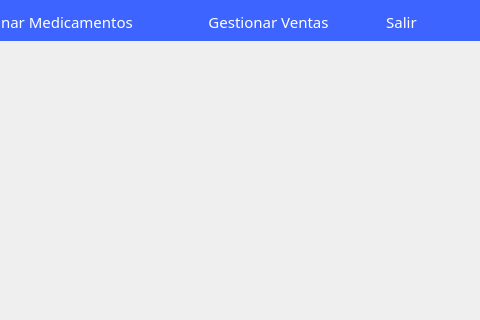
Qt form hospital-Core/mainwindow.ui (MrDanielG/Hospital-SCRUM) before a commit; both pictures show x 886 to 1366 and y 0 to 320 of the 1366 by 750 pixel window.
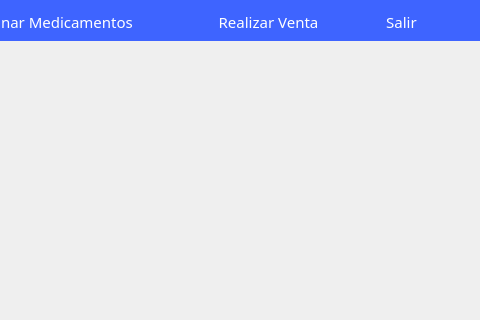
The same form after that commit. Icons and pictures are not drawn.

Commit message: Filtro y catalogo realizar Ventas

```diff
--- a/hospital-Core/mainwindow.ui
+++ b/hospital-Core/mainwindow.ui
@@ -1354,7 +1354,7 @@
 </string>
       </property>
       <property name="text">
-       <string>Gestionar Ventas</string>
+       <string>Realizar Venta</string>
       </property>
      </widget>
      <widget class="QPushButton" name="pushButton_3">
```
Left out of the diff: 2 changed lines with no effect on the pictures. The commit also changes 8 other files.
